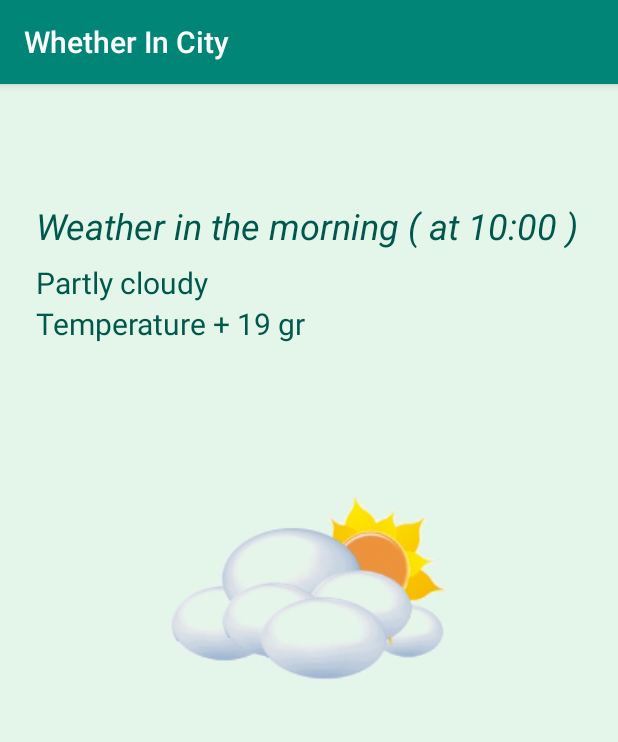
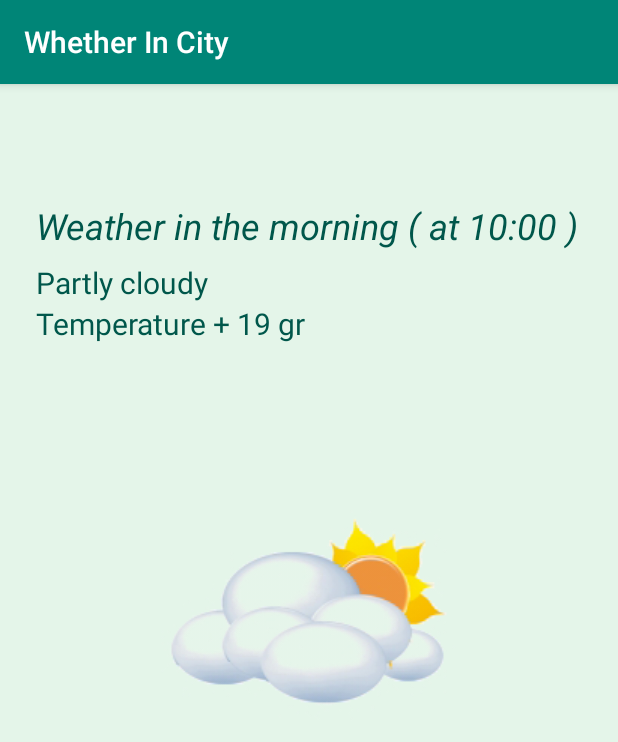
Before and after one commit to bartex12/Android_1, an Android app: the ShowActivity screen opened directly, with no data from a screen before it, on a phone screen of 412 x 824 dp. Shown: the top 742 px of the screen. Run offline under Robolectric (Android 15) with nearby library versions, the phone set to English and light mode, and no system bars.

Commit message:
Добавил стили и картинки для экрана показа погоды

```diff
--- a/app/src/main/res/layout-land/activity_main.xml
+++ b/app/src/main/res/layout-land/activity_main.xml
@@ -81,6 +81,7 @@
             android:id="@+id/addFrameLand"
             android:layout_width="0dp"
             android:layout_height="match_parent"
+            android:layout_gravity="center"
             android:layout_weight="1"
             android:baselineAligned="false">
 
@@ -88,8 +89,9 @@
                 android:id="@+id/imageViewWhether"
                 android:layout_width="wrap_content"
                 android:layout_height="wrap_content"
-                app:srcCompat="@drawable/draw"
-                android:contentDescription="@string/picture"/>
+                android:layout_gravity="center"
+                android:contentDescription="@string/picture"
+                app:srcCompat="@drawable/draw" />
         </FrameLayout>
 
     </LinearLayout>
--- a/app/src/main/res/layout/activity_main.xml
+++ b/app/src/main/res/layout/activity_main.xml
@@ -71,8 +71,9 @@
             android:id="@+id/imageViewWhether"
             android:layout_width="match_parent"
             android:layout_height="wrap_content"
-            app:srcCompat="@drawable/boom"
-            android:contentDescription="@string/picture"/>
+            android:layout_marginTop="16dp"
+            android:contentDescription="@string/picture"
+            app:srcCompat="@drawable/boom" />
     </LinearLayout>
 
 </androidx.constraintlayout.widget.ConstraintLayout>
```
